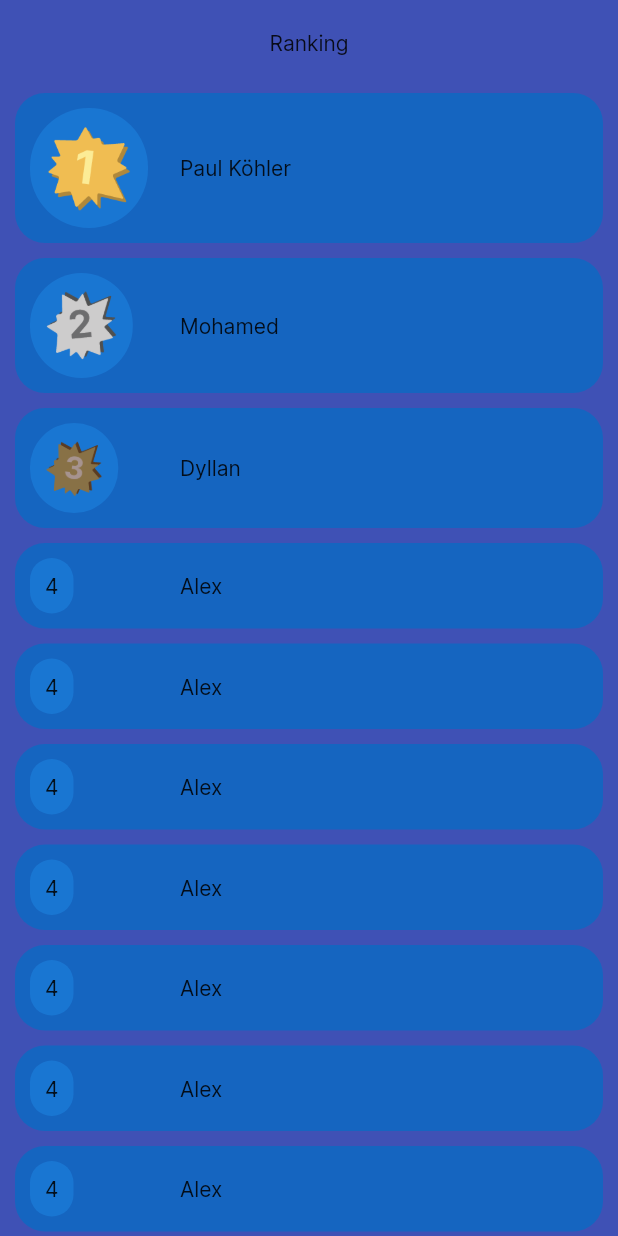
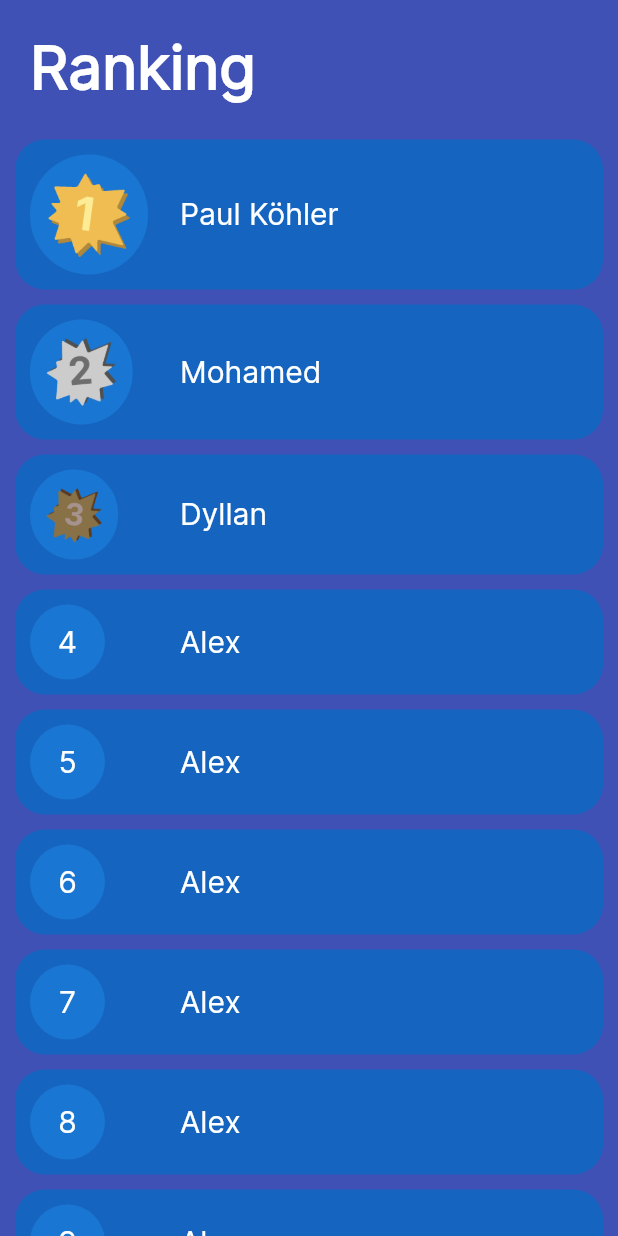
Before and after one commit to theKooker/hackaTum_InterhypApp, a Flutter app: the RankingPage screen opened directly, on a phone screen of 412 x 824 dp. Run offline on Flutter 3.47's test engine with Material 2 defaults, Android fonts, the phone set to English and light mode, and no system bars.

Commit message:
created ranking page

```diff
--- a/shower_tracking_app/lib/pages/ranking_page.dart
+++ b/shower_tracking_app/lib/pages/ranking_page.dart
@@ -8,6 +8,11 @@ class RankingPage extends StatefulWidget {
 }
 
 class _RankingPageState extends State<RankingPage> {
+  final _textStyle = const TextStyle(
+    fontSize: 20,
+    color: Colors.white,
+  );
+
   @override
   Widget build(BuildContext context) {
     return Scaffold(
@@ -16,10 +21,15 @@ class _RankingPageState extends State<RankingPage> {
         child: Expanded(
           child: SingleChildScrollView(
             child: Column(
+              crossAxisAlignment: CrossAxisAlignment.start,
               children: [
                 const Padding(
                   padding: EdgeInsets.all(20),
-                  child: Text('Ranking'),
+                  child: Text('Ranking',
+                      style: TextStyle(
+                          fontSize: 40,
+                          fontWeight: FontWeight.bold,
+                          color: Colors.white)),
                 ),
                 _first3(),
               ],
@@ -37,13 +47,17 @@ class _RankingPageState extends State<RankingPage> {
         _rowFirst3(50, "assets/images/Design_2.png", "Mohamed "),
         _rowFirst3(40, "assets/images/Design_3.png", "Dyllan"),
         _row(4, "Alex"),
-        _row(4, "Alex"),
-        _row(4, "Alex"),
-        _row(4, "Alex"),
-        _row(4, "Alex"),
-        _row(4, "Alex"),
-        _row(4, "Alex"),
-        _row(4, "Alex"),
+        _row(5, "Alex"),
+        _row(6, "Alex"),
+        _row(7, "Alex"),
+        _row(8, "Alex"),
+        _row(9, "Alex"),
+        _row(10, "Alex"),
+        _row(11, "Alex"),
+        const SizedBox(
+          height: 120,
+          width: double.infinity,
+        ),
       ],
     );
   }
@@ -78,13 +92,16 @@ class _RankingPageState extends State<RankingPage> {
               ),
             ),
           ),
-          Text(name),
+          Text(
+            name,
+            style: _textStyle,
+          ),
         ],
       ),
     );
   }
 
-  Widget _row(int num, String name){
+  Widget _row(int num, String name) {
     return Container(
       width: double.infinity,
       margin: const EdgeInsets.only(left: 10, right: 10, bottom: 5, top: 5),
@@ -107,11 +124,21 @@ class _RankingPageState extends State<RankingPage> {
                   borderRadius: BorderRadius.circular(1000),
                   color: Colors.blue.shade700,
                 ),
-                child: Text(num.toString()),
+                child: Center(
+                  child: Text(
+                    num.toString(),
+                    style: _textStyle,
+                  ),
+                ),
+                height: 50,
+                width: 50,
               ),
             ),
           ),
-          Text(name),
+          Text(
+            name,
+            style: _textStyle,
+          ),
         ],
       ),
     );
--- a/shower_tracking_app/lib/router.dart
+++ b/shower_tracking_app/lib/router.dart
@@ -42,8 +42,8 @@ class _RouterPageState extends State<RouterPage> {
           },
           items: <BottomBarItem>[
             BottomBarItem("assets/images/Design_playIcon.png", "assets/images/Design_playIcon.png"), //Recording
+            BottomBarItem("assets/images/Design_hamburgerIcon.png", "assets/images/Design_hamburgerIcon.png"), //History
             BottomBarItem("assets/images/Design_historyIcon.png", "assets/images/Design_historyIcon.png"), //Ranking
-            BottomBarItem("assets/images/Design_hamburgerIcon.png", "assets/images/Design_hamburgerIcon.png"), //History
           ],
         ),
       ]),
```
